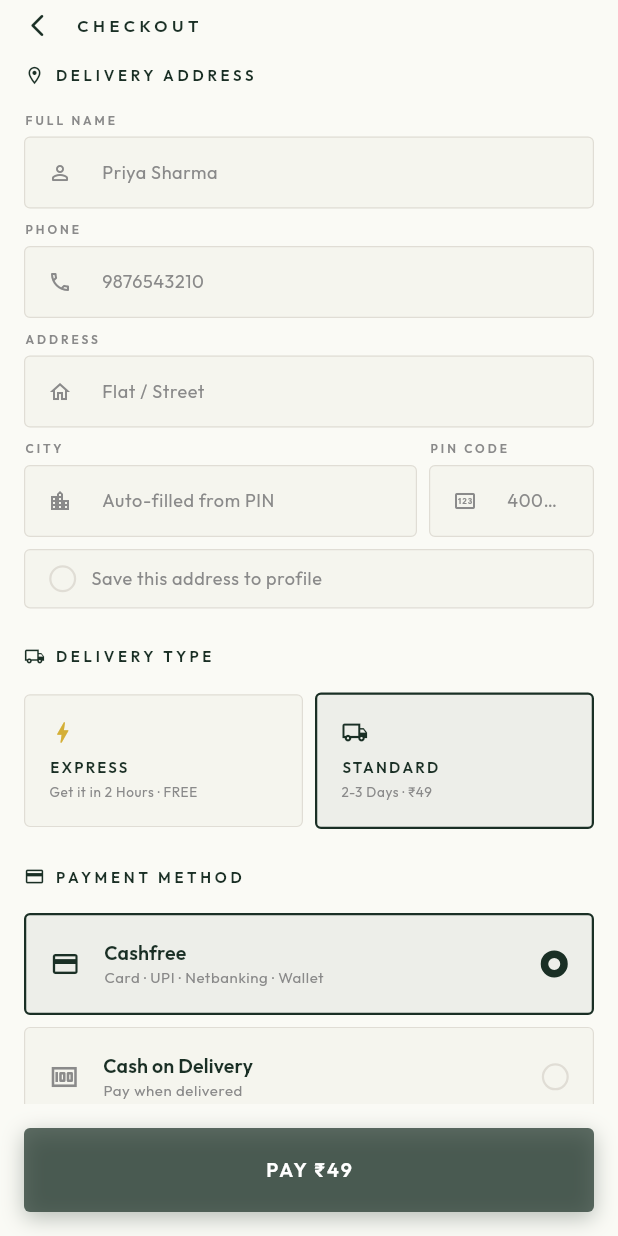
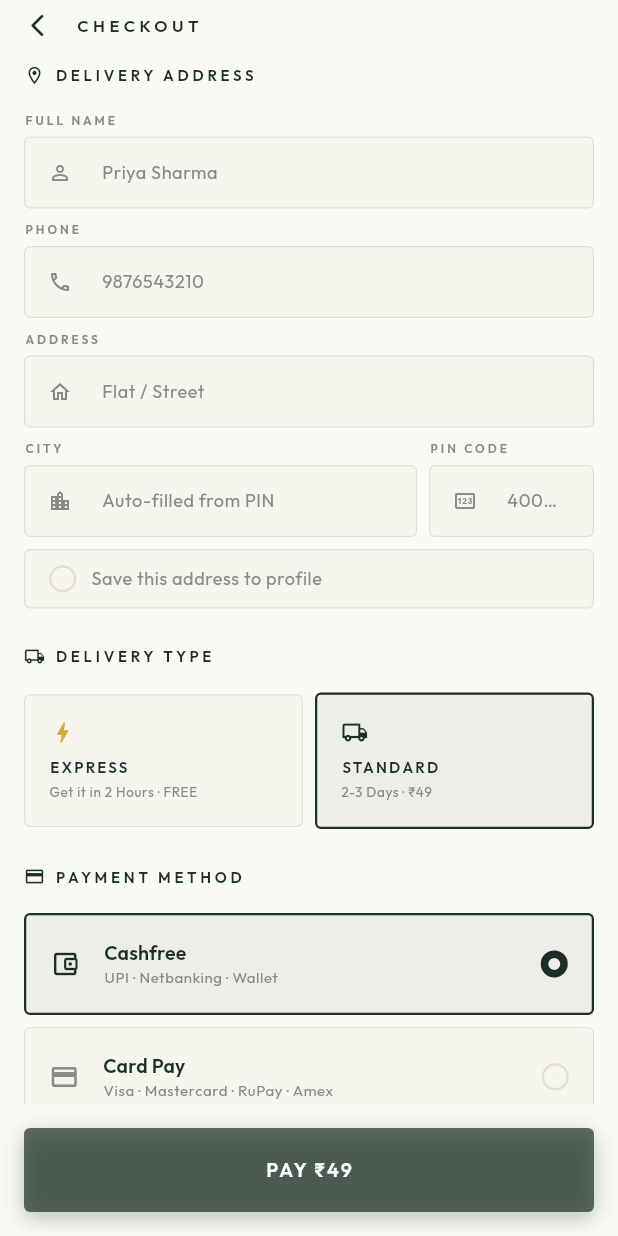
Before and after one commit to twocorexalgotrade-blip/AURAMIKADAILY, a Flutter app: the CheckoutScreen screen opened by its route, on a phone screen of 412 x 824 dp. Run offline on Flutter 3.47's test engine with Material 3 defaults, Android fonts, the phone set to English and light mode, and no system bars; drawn by our look-alikes of flutter_animate; our stand-ins replace cached_network_image, dio, firebase_auth, firebase_core, flutter_riverpod, go_router and 5 more; missing offline and left inert: flutter_cashfree_pg_sdk; accounts and stored records are empty; network calls fail.

Commit message:
feat: replace Cash Pay with Card Pay in checkout
- Remove _PaymentMethod.cash, add _PaymentMethod.card
- Card Pay routes through Cashfree (Visa · Mastercard · RuPay · Amex)
- Cashfree option now labelled UPI · Netbanking · Wallet
- Pay button shows PLACE ORDER only for COD

Co-Authored-By: Claude Sonnet 4.6 <noreply@anthropic.com>

```diff
--- a/auramika/lib/features/cart/presentation/screens/checkout_screen.dart
+++ b/auramika/lib/features/cart/presentation/screens/checkout_screen.dart
@@ -140,7 +140,7 @@ class _CheckoutScreenState extends ConsumerState<CheckoutScreen> {
               : firstItem.productName)
           : 'Order';
 
-      if (_payment == _PaymentMethod.cashfree) {
+      if (_payment == _PaymentMethod.cashfree || _payment == _PaymentMethod.card) {
         // ── Online payment via Cashfree ──────────────────────────────
         // Snapshot order details; SDK result callbacks will finalize.
         _pendingOrderId    = orderId;
@@ -640,7 +640,7 @@ class _CheckoutScreenState extends ConsumerState<CheckoutScreen> {
                               const SizedBox(width: 6),
                             ],
                             Text(
-                              (_payment == _PaymentMethod.cod || _payment == _PaymentMethod.cash)
+                              _payment == _PaymentMethod.cod
                                   ? 'PLACE ORDER · ₹${total.toInt()}'
                                   : 'PAY ₹${total.toInt()}',
                               style: AppTextStyles.categoryChip.copyWith(
@@ -868,7 +868,7 @@ class _DeliveryOptionState extends State<_DeliveryOption> {
 }
 
 // ── Payment Method ────────────────────────────────────────────────────────────
-enum _PaymentMethod { cashfree, cod, cash }
+enum _PaymentMethod { cashfree, card, cod }
 
 class _PaymentSelector extends StatelessWidget {
   final _PaymentMethod selected;
@@ -876,9 +876,9 @@ class _PaymentSelector extends StatelessWidget {
   const _PaymentSelector({required this.selected, required this.onChanged});
 
   static const _options = [
-    (_PaymentMethod.cashfree, 'Cashfree', 'Card · UPI · Netbanking · Wallet', Icons.credit_card_outlined),
+    (_PaymentMethod.cashfree, 'Cashfree', 'UPI · Netbanking · Wallet',        Icons.account_balance_wallet_outlined),
+    (_PaymentMethod.card,     'Card Pay', 'Visa · Mastercard · RuPay · Amex', Icons.credit_card_outlined),
     (_PaymentMethod.cod,      'Cash on Delivery', 'Pay when delivered',        Icons.money_outlined),
-    (_PaymentMethod.cash,     'Cash Pay', 'Pay with cash at pickup',           Icons.payments_outlined),
   ];
 
   @override
```
